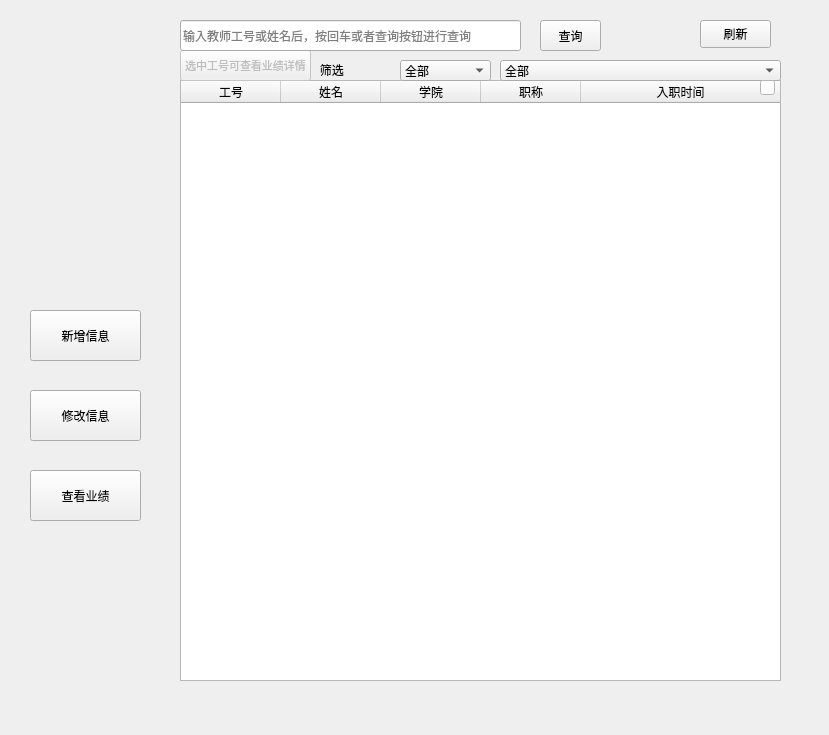
Old version of the form resources/ui/jiemian2.ui in the repository holyswordZZQ/TPSES.
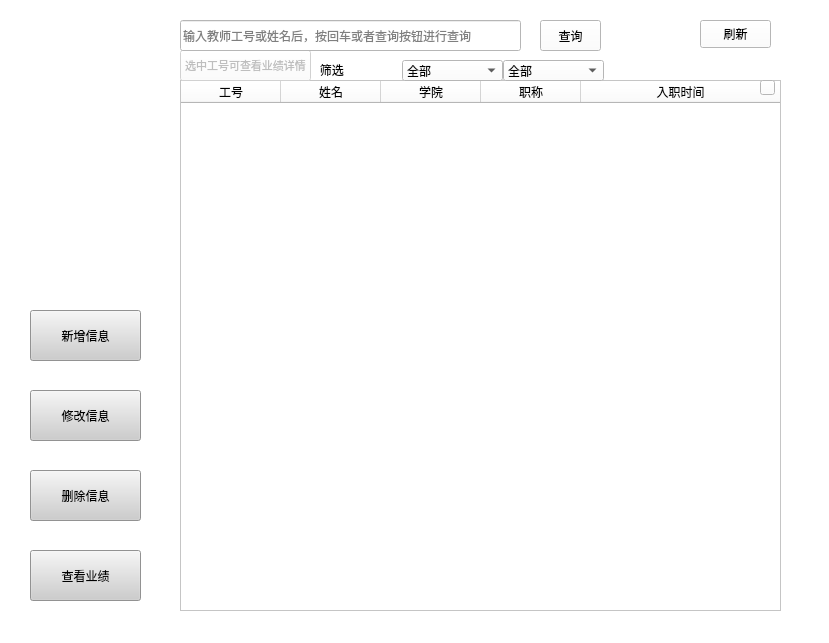
New version of the form.

```diff
--- a/resources/ui/jiemian2.ui
+++ b/resources/ui/jiemian2.ui
@@ -7,12 +7,15 @@
     <x>0</x>
     <y>0</y>
     <width>829</width>
-    <height>735</height>
+    <height>643</height>
    </rect>
   </property>
   <property name="windowTitle">
    <string>Form</string>
   </property>
+  <property name="styleSheet">
+   <string notr="true">background-color: rgb(255, 255, 255);</string>
+  </property>
   <widget class="QPushButton" name="add_account_button">
    <property name="geometry">
     <rect>
@@ -22,6 +25,9 @@
      <height>51</height>
     </rect>
    </property>
+   <property name="styleSheet">
+    <string notr="true">background-color: rgb(205, 205, 205);</string>
+   </property>
    <property name="text">
     <string>新增信息</string>
    </property>
@@ -35,6 +41,9 @@
      <height>51</height>
     </rect>
    </property>
+   <property name="styleSheet">
+    <string notr="true">background-color: rgb(205, 205, 205);</string>
+   </property>
    <property name="text">
     <string>修改信息</string>
    </property>
@@ -45,7 +54,7 @@
      <x>180</x>
      <y>80</y>
      <width>601</width>
-     <height>601</height>
+     <height>531</height>
     </rect>
    </property>
    <property name="styleSheet">
@@ -100,9 +109,9 @@
   <widget class="QComboBox" name="comboBox_xueyuan">
    <property name="geometry">
     <rect>
-     <x>400</x>
+     <x>402</x>
      <y>60</y>
-     <width>91</width>
+     <width>101</width>
      <height>21</height>
     </rect>
    </property>
@@ -125,9 +134,9 @@
   <widget class="QComboBox" name="comboBox_zhicheng">
    <property name="geometry">
     <rect>
-     <x>500</x>
+     <x>503</x>
      <y>60</y>
-     <width>281</width>
+     <width>101</width>
      <height>21</height>
     </rect>
    </property>
@@ -234,11 +243,14 @@
    <property name="geometry">
     <rect>
      <x>30</x>
-     <y>470</y>
+     <y>550</y>
      <width>111</width>
      <height>51</height>
     </rect>
    </property>
+   <property name="styleSheet">
+    <string notr="true">background-color: rgb(205, 205, 205);</string>
+   </property>
    <property name="text">
     <string>查看业绩</string>
    </property>
@@ -275,6 +287,22 @@
     <string/>
    </property>
   </widget>
+  <widget class="QPushButton" name="deleteButton">
+   <property name="geometry">
+    <rect>
+     <x>30</x>
+     <y>470</y>
+     <width>111</width>
+     <height>51</height>
+    </rect>
+   </property>
+   <property name="styleSheet">
+    <string notr="true">background-color: rgb(205, 205, 205);</string>
+   </property>
+   <property name="text">
+    <string>删除信息</string>
+   </property>
+  </widget>
  </widget>
  <resources>
   <include location="../../../../../AppData/Local/Programs/Python/Python310/Lib/site-packages/PySide6/bkg.qrc"/>
```
